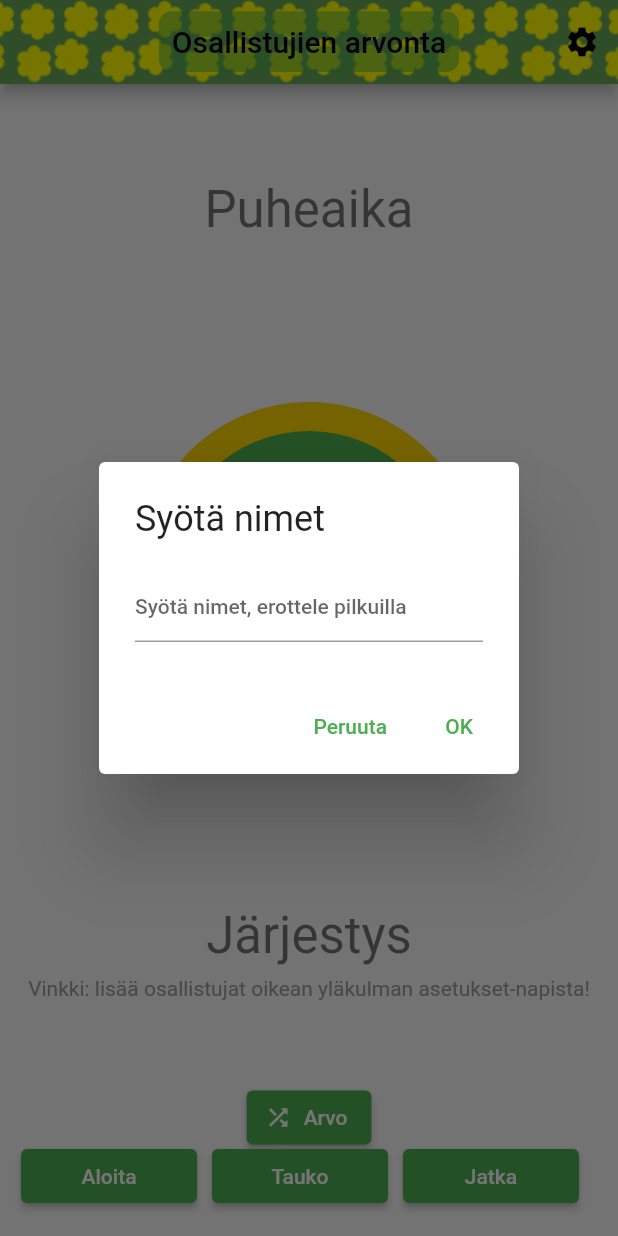
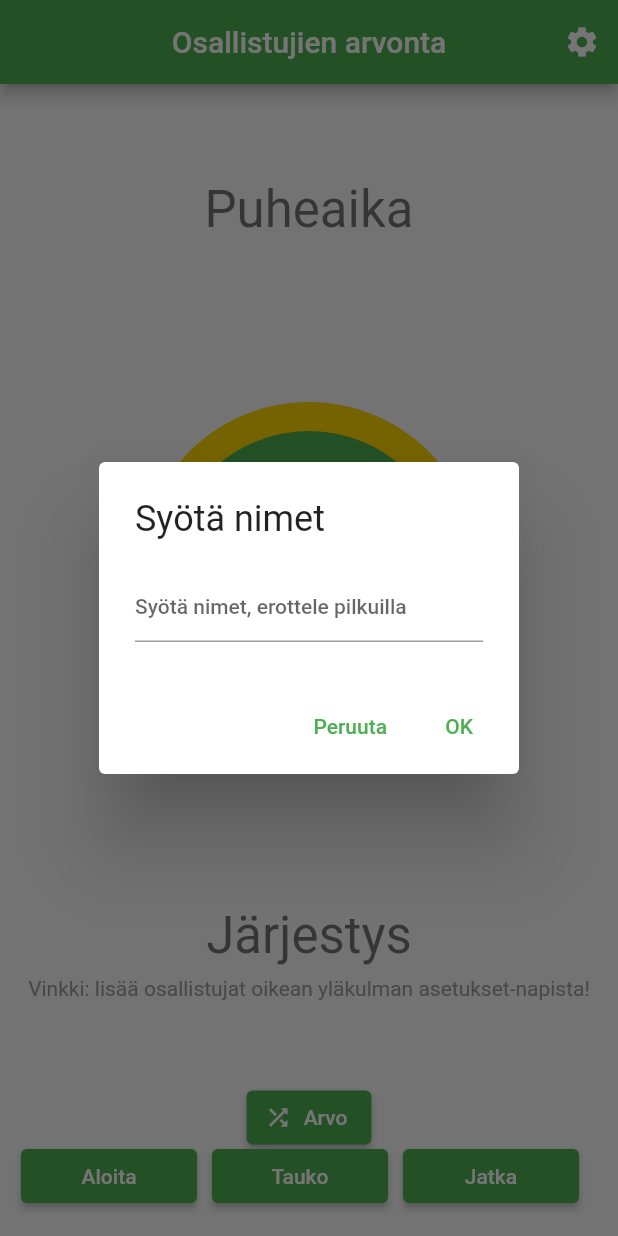
Before and after one commit to areee/flutter_participants_lottery, a Flutter app: the screen it shows after launch, after a tap on the "settings" icon, on a phone screen of 412 x 824 dp. Run offline on Flutter 3.47's test engine with Material 2 defaults, Android fonts, the light colour scheme and no system bars; drawn by our look-alikes of circular_countdown_timer; our stand-ins replace google_fonts, shared_preferences; missing offline and left inert: emoji_alert.

Commit message:
Update the codebase May 2022 (#33)
* Update pubspec.yaml (Dart version & some package versions)

* Own file fow fpl theme & use it everywhere in the app

* Move themes to own private sub-methods (for the future)

* Add initial Summer 2022 theme colors (NOT READY)

* Remove asset image from the custom app bar

* Update Dart SDK version 2.17.0 -> 2.17.1

* Update Windows-related files

* Add get dependency

* Update google_fonts dependency

* Upgrade some transitive dependencies

* Update the secondary color of Summer themes

```diff
--- a/lib/components/custom_app_bar.dart
+++ b/lib/components/custom_app_bar.dart
@@ -4,27 +4,10 @@ PreferredSizeWidget customAppBar(
     BuildContext context, String title, List<Widget>? actions) {
   return AppBar(
     backgroundColor: Theme.of(context).colorScheme.primary,
-    foregroundColor: Colors.black,
     title: Text(
       title,
-      style: TextStyle(
-        background: Paint()
-          ..color = Colors.green.withOpacity(0.5)
-          ..strokeWidth = 17
-          ..strokeJoin = StrokeJoin.round
-          ..strokeCap = StrokeCap.round
-          ..style = PaintingStyle.stroke,
-      ),
     ),
     centerTitle: true,
-    flexibleSpace: Container(
-      decoration: const BoxDecoration(
-        image: DecorationImage(
-          repeat: ImageRepeat.repeatX,
-          image: AssetImage('assets/images/kukkia_ruohikolla.png'),
-        ),
-      ),
-    ),
     actions: actions,
   );
 }
--- /dev/null
+++ b/lib/constants.dart
@@ -0,0 +1,2 @@
+/// The 1st June 2022
+DateTime firstSummer2022Day() => DateTime(2022, 6, 1);
--- /dev/null
+++ b/lib/fpl_themes.dart
@@ -0,0 +1,70 @@
+import 'package:flutter/material.dart';
+import 'package:google_fonts/google_fonts.dart';
+
+import 'constants.dart';
+
+ThemeData lightFplTheme(BuildContext context) {
+  return DateTime.now().isAfter(firstSummer2022Day())
+      ? _lightSummer2022Theme(context)
+      : _lightSpring2022Theme(context);
+}
+
+ThemeData darkFplTheme(BuildContext context) {
+  return DateTime.now().isAfter(firstSummer2022Day())
+      ? _darkSummer2022Theme(context)
+      : _darkSpring2022Theme(context);
+}
+
+/// Spring 2022 theme for light mode.
+ThemeData _lightSpring2022Theme(BuildContext context) {
+  return ThemeData(
+    colorScheme: ColorScheme.fromSwatch(
+            primarySwatch: Colors.green, brightness: Brightness.light)
+        .copyWith(secondary: Colors.yellowAccent[700]),
+    textTheme: GoogleFonts.fredokaOneTextTheme(
+      Theme.of(context).textTheme,
+    ),
+  );
+}
+
+/// Spring 2022 theme for dark mode.
+ThemeData _darkSpring2022Theme(BuildContext context) {
+  return ThemeData(
+    colorScheme: ColorScheme.fromSwatch(
+            primarySwatch: Colors.green, brightness: Brightness.dark)
+        .copyWith(secondary: Colors.yellowAccent[700]),
+    textTheme: GoogleFonts.fredokaOneTextTheme(
+      Theme.of(context).textTheme.apply(
+            bodyColor: Colors.white,
+            displayColor: Colors.white,
+          ),
+    ),
+  );
+}
+
+/// Summer 2022 theme for light mode.
+ThemeData _lightSummer2022Theme(BuildContext context) {
+  return ThemeData(
+    colorScheme: ColorScheme.fromSwatch(
+            primarySwatch: Colors.amber, brightness: Brightness.light)
+        .copyWith(secondary: Colors.orange[700]),
+    textTheme: GoogleFonts.fredokaOneTextTheme(
+      Theme.of(context).textTheme,
+    ),
+  );
+}
+
+/// Summer 2022 theme for dark mode.
+ThemeData _darkSummer2022Theme(BuildContext context) {
+  return ThemeData(
+    colorScheme: ColorScheme.fromSwatch(
+            primarySwatch: Colors.amber, brightness: Brightness.dark)
+        .copyWith(secondary: Colors.orange[700]),
+    textTheme: GoogleFonts.fredokaOneTextTheme(
+      Theme.of(context).textTheme.apply(
+            bodyColor: Colors.white,
+            displayColor: Colors.white,
+          ),
+    ),
+  );
+}
--- a/lib/home_page.dart
+++ b/lib/home_page.dart
@@ -184,7 +184,7 @@ class _HomePageState extends State<HomePage> {
                 height: MediaQuery.of(context).size.height / 2,
                 duration: _duration,
                 initialDuration: 0,
-                fillColor: Colors.yellowAccent[700]!,
+                fillColor: Theme.of(context).colorScheme.secondary,
                 ringColor: Colors.grey[300]!,
                 controller: _countDownController,
                 ringGradient: null,
--- a/lib/main.dart
+++ b/lib/main.dart
@@ -1,5 +1,5 @@
 import 'package:flutter/material.dart';
-import 'package:google_fonts/google_fonts.dart';
+import 'fpl_themes.dart';
 import 'home_page.dart';
 
 void main() {
@@ -14,23 +14,8 @@ class FplApp extends StatelessWidget {
     return MaterialApp(
       debugShowCheckedModeBanner: false,
       title: 'Osallistujien arvonta',
-      darkTheme: ThemeData(
-        brightness: Brightness.dark,
-        primarySwatch: Colors.green,
-        textTheme: GoogleFonts.fredokaOneTextTheme(
-          Theme.of(context).textTheme.apply(
-                bodyColor: Colors.white,
-                displayColor: Colors.white,
-              ),
-        ),
-      ),
-      theme: ThemeData(
-        brightness: Brightness.light,
-        primarySwatch: Colors.green,
-        textTheme: GoogleFonts.fredokaOneTextTheme(
-          Theme.of(context).textTheme,
-        ),
-      ),
+      darkTheme: darkFplTheme(context),
+      theme: lightFplTheme(context),
       home: const HomePage(title: 'Osallistujien arvonta'),
     );
   }
```
Also changed, not shown: lib/fpl_theme.dart (deleted, +0 -67 lines), pubspec.yaml (+6 -5 lines), pubspec.lock, 7 other files.
